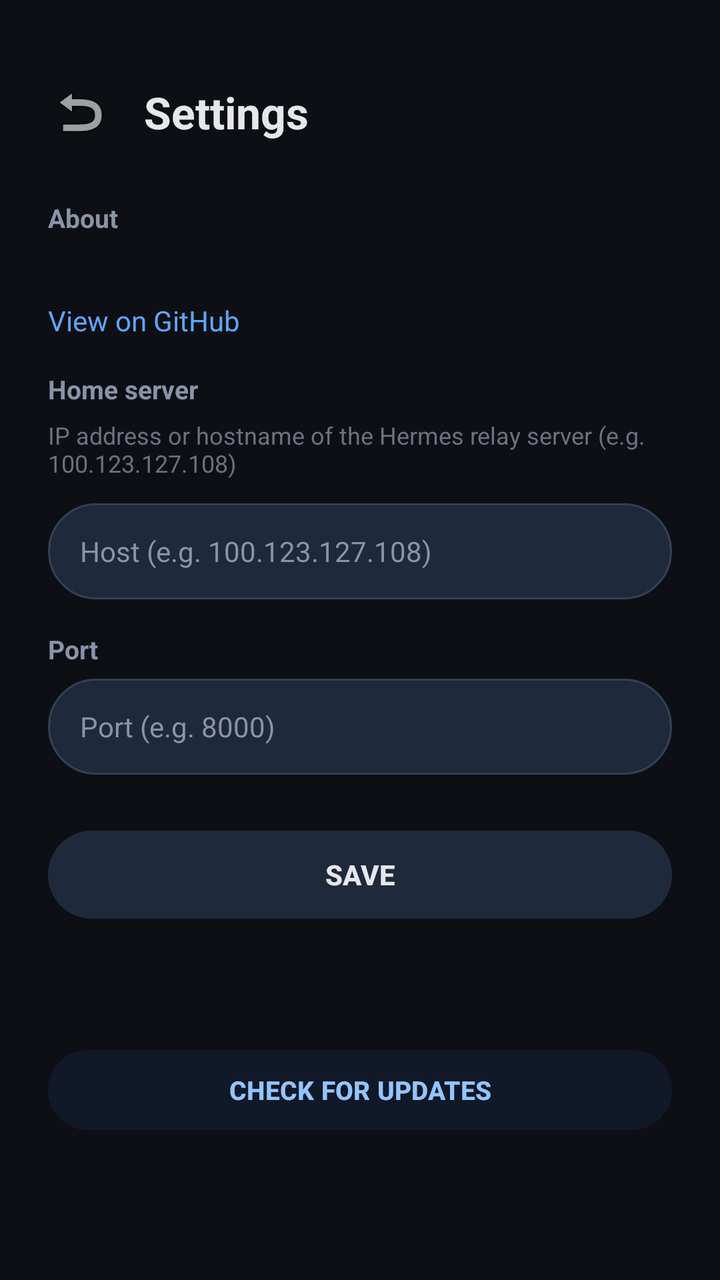
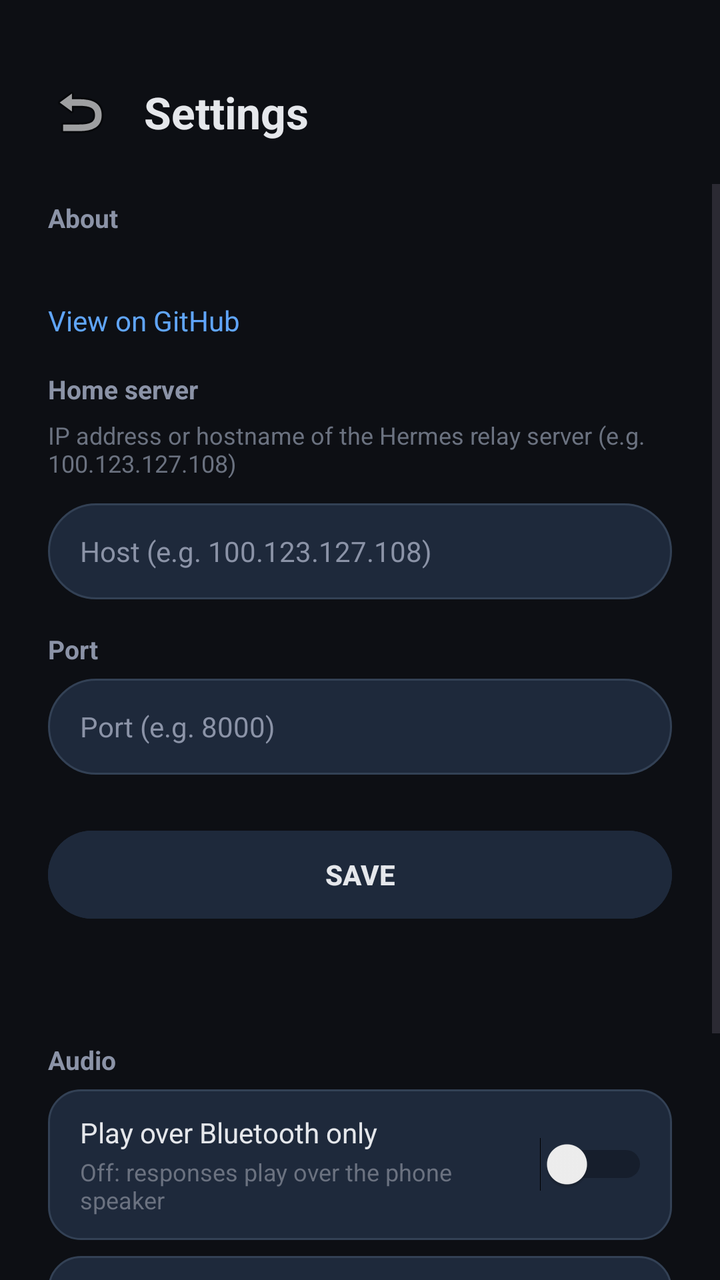

Two renders of the same Android screen: before a commit and after it. Below are the layout's source before the change and the commit's diff.
<!-- AndroidManifest.xml: application theme Theme.HermesAssistant -->
<!-- res/layout/activity_settings.xml -->
<?xml version="1.0" encoding="utf-8"?>
<LinearLayout xmlns:android="http://schemas.android.com/apk/res/android"
    android:layout_width="match_parent"
    android:layout_height="match_parent"
    android:background="#0D0F14"
    android:orientation="vertical">

    
    <LinearLayout
        android:layout_width="match_parent"
        android:layout_height="wrap_content"
        android:gravity="center_vertical"
        android:orientation="horizontal"
        android:paddingTop="32dp"
        android:paddingBottom="12dp">

        <ImageButton
            android:id="@+id/settingsBackButton"
            android:layout_width="48dp"
            android:layout_height="48dp"
            android:layout_marginStart="16dp"
            android:background="?attr/selectableItemBackgroundBorderless"
            android:contentDescription="Back"
            android:src="@android:drawable/ic_menu_revert" />

        <TextView
            android:layout_width="wrap_content"
            android:layout_height="wrap_content"
            android:layout_marginStart="8dp"
            android:text="Settings"
            android:textColor="#E5E7EB"
            android:textSize="22sp"
            android:textStyle="bold" />
    </LinearLayout>

    <ScrollView
        android:layout_width="match_parent"
        android:layout_height="0dp"
        android:layout_weight="1"
        android:fillViewport="true">

        <LinearLayout
            android:layout_width="match_parent"
            android:layout_height="wrap_content"
            android:orientation="vertical"
            android:paddingStart="24dp"
            android:paddingEnd="24dp"
            android:paddingBottom="24dp">

            
            <TextView
                android:layout_width="match_parent"
                android:layout_height="wrap_content"
                android:paddingTop="8dp"
                android:paddingBottom="6dp"
                android:text="About"
                android:textColor="#8B93A7"
                android:textSize="13sp"
                android:textStyle="bold" />

            <TextView
                android:id="@+id/settingsVersionText"
                android:layout_width="match_parent"
                android:layout_height="wrap_content"
                android:paddingBottom="4dp"
                android:textColor="#E5E7EB"
                android:textSize="14sp" />

            <TextView
                android:id="@+id/settingsGithubLink"
                android:layout_width="match_parent"
                android:layout_height="wrap_content"
                android:paddingTop="4dp"
                android:paddingBottom="16dp"
                android:text="View on GitHub"
                android:textColor="#60A5FA"
                android:textSize="14sp" />

            
            <TextView
                android:layout_width="match_parent"
                android:layout_height="wrap_content"
                android:paddingBottom="6dp"
                android:text="Home server"
                android:textColor="#8B93A7"
                android:textSize="13sp"
                android:textStyle="bold" />

            <TextView
                android:layout_width="match_parent"
                android:layout_height="wrap_content"
                android:paddingBottom="12dp"
                android:text="IP address or hostname of the Hermes relay server (e.g. 100.123.127.108)"
                android:textColor="#6B7280"
                android:textSize="12sp" />

            <EditText
                android:id="@+id/settingsHostInput"
                android:layout_width="match_parent"
                android:layout_height="48dp"
                android:background="@drawable/text_input_background"
                android:hint="Host (e.g. 100.123.127.108)"
                android:inputType="text"
                android:maxLines="1"
                android:paddingStart="16dp"
                android:paddingEnd="16dp"
                android:textColor="#E5E7EB"
                android:textColorHint="#8B93A7"
                android:textSize="14sp" />

            <TextView
                android:layout_width="match_parent"
                android:layout_height="wrap_content"
                android:paddingTop="16dp"
                android:paddingBottom="6dp"
                android:text="Port"
                android:textColor="#8B93A7"
                android:textSize="13sp"
                android:textStyle="bold" />

            <EditText
                android:id="@+id/settingsPortInput"
                android:layout_width="match_parent"
                android:layout_height="48dp"
                android:background="@drawable/text_input_background"
                android:hint="Port (e.g. 8000)"
                android:inputType="number"
                android:maxLines="1"
                android:paddingStart="16dp"
                android:paddingEnd="16dp"
                android:textColor="#E5E7EB"
                android:textColorHint="#8B93A7"
                android:textSize="14sp" />

            <Button
                android:id="@+id/settingsSaveButton"
                android:layout_width="match_parent"
                android:layout_height="52dp"
                android:layout_marginTop="24dp"
                android:backgroundTint="#1E293B"
                android:text="SAVE"
                android:textColor="#E5E7EB"
                android:textSize="14sp"
                android:textStyle="bold" />

            <TextView
                android:id="@+id/settingsStatus"
                android:layout_width="match_parent"
                android:layout_height="wrap_content"
                android:layout_marginTop="16dp"
                android:gravity="center"
                android:textColor="#10B981"
                android:textSize="13sp" />

            
            <Button
                android:id="@+id/settingsCheckUpdateButton"
                android:layout_width="match_parent"
                android:layout_height="48dp"
                android:layout_marginTop="24dp"
                android:backgroundTint="#111827"
                android:text="CHECK FOR UPDATES"
                android:textColor="#93C5FD"
                android:textSize="13sp"
                android:textStyle="bold" />

            
            <Button
                android:id="@+id/settingsInstallUpdateButton"
                android:layout_width="match_parent"
                android:layout_height="48dp"
                android:layout_marginTop="8dp"
                android:backgroundTint="#1E293B"
                android:text="INSTALL UPDATE"
                android:textColor="#34D399"
                android:textSize="13sp"
                android:textStyle="bold"
                android:visibility="gone" />

        </LinearLayout>
    </ScrollView>
</LinearLayout>
<!-- resources referenced by this layout -->
<resources>
  <!-- drawable text_input_background (drawable) -->
  <?xml version="1.0" encoding="utf-8"?>
  <shape xmlns:android="http://schemas.android.com/apk/res/android"
      android:shape="rectangle">
      <solid android:color="#1E293B" />
      <corners android:radius="24dp" />
      <stroke
          android:width="1dp"
          android:color="#334155" />
  </shape>
  <style name="Theme.HermesAssistant" parent="Base.Theme.HermesAssistant">
          <item name="android:forceDarkAllowed" tools:targetApi="q">false</item>
      </style>
  <style name="Base.Theme.HermesAssistant" parent="Theme.Material3.DayNight.NoActionBar">
          <item name="android:windowBackground">@color/background_dark</item>
          <item name="android:statusBarColor">@color/background_dark</item>
          <item name="android:navigationBarColor">@color/background_dark</item>
          <item name="colorPrimary">@color/accent_blue</item>
          <item name="colorOnPrimary">@color/text_primary</item>
          <item name="colorSecondary">@color/accent_green</item>
          <item name="colorOnSecondary">@color/background_dark</item>
          <item name="android:windowLightStatusBar">false</item>
      </style>
  <color name="background_dark">#0D0F14</color>
  <color name="accent_blue">#3B82F6</color>
  <color name="text_primary">#E5E7EB</color>
  <color name="accent_green">#10B981</color>
</resources>

<!-- the commit's change to res/layout/activity_settings.xml (unified diff, before → after) -->
@@ -153,6 +153,98 @@
                 android:textSize="13sp" />
 
             
+            <TextView
+                android:layout_width="match_parent"
+                android:layout_height="wrap_content"
+                android:paddingTop="24dp"
+                android:paddingBottom="6dp"
+                android:text="Audio"
+                android:textColor="#8B93A7"
+                android:textSize="13sp"
+                android:textStyle="bold" />
+
+            <LinearLayout
+                android:layout_width="match_parent"
+                android:layout_height="wrap_content"
+                android:background="@drawable/settings_row_background"
+                android:gravity="center_vertical"
+                android:orientation="horizontal"
+                android:paddingStart="16dp"
+                android:paddingEnd="12dp"
+                android:paddingTop="12dp"
+                android:paddingBottom="12dp">
+
+                <LinearLayout
+                    android:layout_width="0dp"
+                    android:layout_height="wrap_content"
+                    android:layout_weight="1"
+                    android:orientation="vertical">
+
+                    <TextView
+                        android:layout_width="match_parent"
+                        android:layout_height="wrap_content"
+                        android:text="Play over Bluetooth only"
+                        android:textColor="#E5E7EB"
+                        android:textSize="14sp" />
+
+                    <TextView
+                        android:layout_width="match_parent"
+                        android:layout_height="wrap_content"
+                        android:paddingTop="2dp"
+                        android:text="Off: responses play over the phone speaker"
+                        android:textColor="#6B7280"
+                        android:textSize="12sp" />
+                </LinearLayout>
+
+                <Switch
+                    android:id="@+id/settingsBtOnlySwitch"
+                    android:layout_width="wrap_content"
+                    android:layout_height="wrap_content"
+                    android:buttonTint="#34D399" />
+            </LinearLayout>
+
+            <LinearLayout
+                android:layout_width="match_parent"
+                android:layout_height="wrap_content"
+                android:layout_marginTop="8dp"
+                android:background="@drawable/settings_row_background"
+                android:gravity="center_vertical"
+                android:orientation="horizontal"
+                android:paddingStart="16dp"
+                android:paddingEnd="12dp"
+                android:paddingTop="12dp"
+                android:paddingBottom="12dp">
+
+                <LinearLayout
+                    android:layout_width="0dp"
+                    android:layout_height="wrap_content"
+                    android:layout_weight="1"
+                    android:orientation="vertical">
+
+                    <TextView
+                        android:layout_width="match_parent"
+                        android:layout_height="wrap_content"
+                        android:text="Mute voice"
+                        android:textColor="#E5E7EB"
+                        android:textSize="14sp" />
+
+                    <TextView
+                        android:layout_width="match_parent"
+                        android:layout_height="wrap_content"
+                        android:paddingTop="2dp"
+                        android:text="Notifications still appear, but Hermes stays silent"
+                        android:textColor="#6B7280"
+                        android:textSize="12sp" />
+                </LinearLayout>
+
+                <Switch
+                    android:id="@+id/settingsMuteSwitch"
+                    android:layout_width="wrap_content"
+                    android:layout_height="wrap_content"
+                    android:buttonTint="#34D399" />
+            </LinearLayout>
+
+            
             <Button
                 android:id="@+id/settingsCheckUpdateButton"
                 android:layout_width="match_parent"
<!-- resource entries referenced after the edit -->
@@ -1,5 +1,15 @@
 <!-- resources referenced by this layout -->
 <resources>
+  <!-- drawable settings_row_background (drawable) -->
+  <?xml version="1.0" encoding="utf-8"?>
+  <shape xmlns:android="http://schemas.android.com/apk/res/android"
+      android:shape="rectangle">
+      <solid android:color="#1E293B" />
+      <corners android:radius="16dp" />
+      <stroke
+          android:width="1dp"
+          android:color="#334155" />
+  </shape>
   <!-- drawable text_input_background (drawable) -->
   <?xml version="1.0" encoding="utf-8"?>
   <shape xmlns:android="http://schemas.android.com/apk/res/android"
